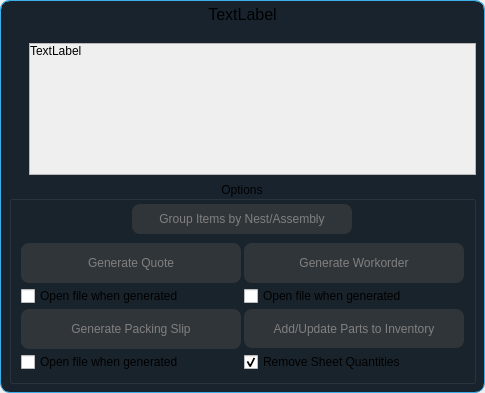
The window that ui/generate_quote_dialog.ui (TheCodingJsoftware/Invigo) describes before a commit, drawn with Qt 5.
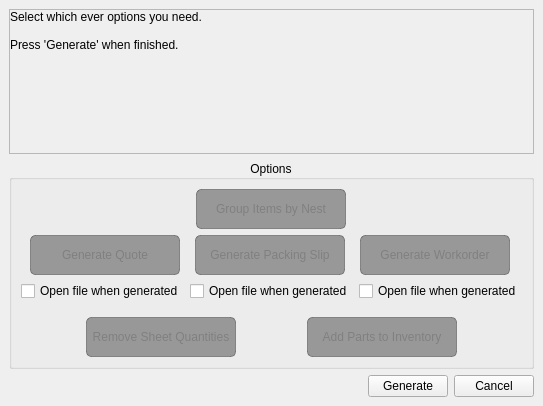
The same window after the commit.

```diff
--- a/ui/generate_quote_dialog.ui
+++ b/ui/generate_quote_dialog.ui
@@ -6,8 +6,8 @@
    <rect>
     <x>0</x>
     <y>0</y>
-    <width>484</width>
-    <height>393</height>
+    <width>506</width>
+    <height>406</height>
    </rect>
   </property>
   <property name="windowTitle">
@@ -38,16 +38,9 @@
       <bool>false</bool>
      </property>
      <property name="styleSheet">
-      <string notr="true">QWidget#widget{
-	border-top-left-radius:10px;
-	border-bottom-left-radius:10px;
-	border-top-right-radius:10px;
-	border-bottom-right-radius:10px;
-	border: 1px solid  #3daee9;
-	background-color: #19232D;
-}</string>
+      <string notr="true"/>
      </property>
-     <layout class="QVBoxLayout" name="verticalLayout_3" stretch="0,0">
+     <layout class="QVBoxLayout" name="verticalLayout_3" stretch="0">
       <property name="leftMargin">
        <number>0</number>
       </property>
@@ -60,40 +53,6 @@
       <property name="bottomMargin">
        <number>0</number>
       </property>
-      <item>
-       <widget class="QLabel" name="lblTitle">
-        <property name="maximumSize">
-         <size>
-          <width>16777215</width>
-          <height>16777215</height>
-         </size>
-        </property>
-        <property name="font">
-         <font>
-          <pointsize>12</pointsize>
-         </font>
-        </property>
-        <property name="styleSheet">
-         <string notr="true">border-top-left-radius:10px;
-border-top-right-radius:10px;
-border: 1px solid  #3daee9;
-border-bottom: none;
-</string>
-        </property>
-        <property name="frameShape">
-         <enum>QFrame::Box</enum>
-        </property>
-        <property name="frameShadow">
-         <enum>QFrame::Sunken</enum>
-        </property>
-        <property name="text">
-         <string>TextLabel</string>
-        </property>
-        <property name="alignment">
-         <set>Qt::AlignHCenter|Qt::AlignTop</set>
-        </property>
-       </widget>
-      </item>
       <item>
        <layout class="QVBoxLayout" name="verticalLayout">
         <property name="leftMargin">
@@ -109,34 +68,7 @@
          <number>9</number>
         </property>
         <item>
-         <layout class="QHBoxLayout" name="horizontalLayout_4" stretch="0,0">
-          <item>
-           <layout class="QVBoxLayout" name="verticalLayout_2">
-            <property name="spacing">
-             <number>0</number>
-            </property>
-            <item>
-             <layout class="QVBoxLayout" name="iconHolder">
-              <property name="spacing">
-               <number>0</number>
-              </property>
-             </layout>
-            </item>
-            <item>
-             <spacer name="verticalSpacer">
-              <property name="orientation">
-               <enum>Qt::Vertical</enum>
-              </property>
-              <property name="sizeHint" stdset="0">
-               <size>
-                <width>20</width>
-                <height>40</height>
-               </size>
-              </property>
-             </spacer>
-            </item>
-           </layout>
-          </item>
+         <layout class="QHBoxLayout" name="horizontalLayout_4" stretch="0">
           <item>
            <widget class="QScrollArea" name="scrollArea">
             <property name="widgetResizable">
@@ -147,8 +79,8 @@
               <rect>
                <x>0</x>
                <y>0</y>
-               <width>434</width>
-               <height>115</height>
+               <width>484</width>
+               <height>131</height>
               </rect>
              </property>
              <layout class="QVBoxLayout" name="verticalLayout_4">
@@ -176,7 +108,9 @@
                  </sizepolicy>
                 </property>
                 <property name="text">
-                 <string>TextLabel</string>
+                 <string>Select which ever options you need.
+
+Press 'Generate' when finished.</string>
                 </property>
                 <property name="alignment">
                  <set>Qt::AlignLeading|Qt::AlignLeft|Qt::AlignTop</set>
@@ -208,33 +142,44 @@
           </property>
           <layout class="QVBoxLayout" name="verticalLayout_6">
            <property name="spacing">
-            <number>3</number>
+            <number>6</number>
            </property>
            <property name="leftMargin">
-            <number>3</number>
+            <number>9</number>
            </property>
            <property name="topMargin">
-            <number>3</number>
+            <number>9</number>
            </property>
            <property name="rightMargin">
-            <number>3</number>
+            <number>9</number>
            </property>
            <property name="bottomMargin">
-            <number>3</number>
+            <number>9</number>
            </property>
+           <item>
+            <layout class="QVBoxLayout" name="verticalLayout_5">
            <item>
             <layout class="QHBoxLayout" name="horizontalLayout_3">
              <item>
               <widget class="QPushButton" name="pushButton_group">
+                 <property name="enabled">
+                  <bool>false</bool>
+                 </property>
+                 <property name="sizePolicy">
+                  <sizepolicy hsizetype="Fixed" vsizetype="Fixed">
+                   <horstretch>0</horstretch>
+                   <verstretch>0</verstretch>
+                  </sizepolicy>
+                 </property>
                <property name="minimumSize">
                 <size>
-                 <width>220</width>
-                 <height>30</height>
+                   <width>150</width>
+                   <height>40</height>
                 </size>
                </property>
                <property name="maximumSize">
                 <size>
-                 <width>220</width>
+                   <width>16777215</width>
                  <height>16777215</height>
                 </size>
                </property>
@@ -243,14 +188,12 @@
                </property>
                <property name="styleSheet">
                 <string notr="true">QPushButton#pushButton_group{
-	color: #ffffff;
     background-color: #3daee9;
-    border: 0.01em solid #3daee9;
-    border-radius: 8px;
+    border: 1px solid #3daee9;
+    border-radius: 5px;
 }
 QPushButton#pushButton_group:checked{
     background-color: #3daee9;
-    border: 0.01em solid #3daee9;
 }
 QPushButton#pushButton_group:hover{
     background-color: #48b6ed;
@@ -263,8 +206,7 @@
 
 QPushButton#pushButton_group:!checked {
     background-color: rgba(71, 71, 71, 130);
-    border: 0.01em solid rgba(76, 76, 76, 130);
-    border-radius: 8px;
+    border-color: rgba(71, 71, 71, 130);
     color: grey;
 }
 
@@ -279,7 +221,7 @@
 }</string>
                </property>
                <property name="text">
-                <string>Group Items by Nest/Assembly</string>
+                  <string>Group Items by Nest</string>
                </property>
                <property name="checkable">
                 <bool>true</bool>
@@ -289,99 +231,10 @@
             </layout>
            </item>
            <item>
-            <layout class="QGridLayout" name="gridLayout">
-             <property name="leftMargin">
-              <number>6</number>
-             </property>
-             <property name="topMargin">
-              <number>6</number>
-             </property>
-             <property name="rightMargin">
-              <number>6</number>
-             </property>
-             <property name="bottomMargin">
-              <number>6</number>
-             </property>
-             <item row="1" column="1">
-              <widget class="QCheckBox" name="checkBox_workorder">
-               <property name="text">
-                <string>Open file when generated</string>
-               </property>
-              </widget>
-             </item>
-             <item row="1" column="0">
-              <widget class="QCheckBox" name="checkBox_quote">
-               <property name="text">
-                <string>Open file when generated</string>
-               </property>
-              </widget>
-             </item>
-             <item row="3" column="1">
-              <widget class="QPushButton" name="pushButton_update_inventory">
-               <property name="sizePolicy">
-                <sizepolicy hsizetype="Fixed" vsizetype="Fixed">
-                 <horstretch>0</horstretch>
-                 <verstretch>0</verstretch>
-                </sizepolicy>
-               </property>
-               <property name="minimumSize">
-                <size>
-                 <width>220</width>
-                 <height>39</height>
-                </size>
-               </property>
-               <property name="toolTip">
-                <string>Will add/update Edit Laser Cut Inventory.</string>
-               </property>
-               <property name="autoFillBackground">
-                <bool>false</bool>
-               </property>
-               <property name="styleSheet">
-                <string notr="true">QPushButton#pushButton_update_inventory{
-	color: #ffffff;
-    background-color: #3daee9;
-    border: 0.01em solid #3daee9;
-    border-radius: 8px;
-}
-QPushButton#pushButton_update_inventory:checked{
-    background-color: #3daee9;
-    border: 0.01em solid #3daee9;
-}
-QPushButton#pushButton_update_inventory:hover{
-    background-color: #48b6ed;
-    border-color: #48b6ed;
-}
-QPushButton#pushButton_update_inventory:pressed{
-    background-color: #2b92c5;
-    border-color: #2b92c5;
-}
-
-QPushButton#pushButton_update_inventory:!checked {
-    background-color: rgba(71, 71, 71, 130);
-    border: 0.01em solid rgba(76, 76, 76, 130);
-    border-radius: 8px;
-    color: grey;
-}
-
-QPushButton:hover#pushButton_update_inventory:!checked {
-    background-color: rgba(76, 76, 76, 130);
-    border: 0.01em solid rgba(71, 76, 88, 130);
-}
-
-QPushButton:pressed#pushButton_update_inventory:!checked {
-    background-color: rgba(39, 39, 39, 130);
-    border: 0.01em solid rgba(47, 50, 57, 130);
-}</string>
-               </property>
-               <property name="text">
-                <string>Add/Update Parts to Inventory</string>
-               </property>
-               <property name="checkable">
-                <bool>true</bool>
-               </property>
-              </widget>
-             </item>
-             <item row="0" column="0">
+              <layout class="QVBoxLayout" name="verticalLayout_7">
+               <item>
+                <layout class="QHBoxLayout" name="horizontalLayout_8">
+                 <item>
               <widget class="QPushButton" name="pushButton_quote">
                <property name="sizePolicy">
                 <sizepolicy hsizetype="Fixed" vsizetype="Fixed">
@@ -391,7 +244,7 @@
                </property>
                <property name="minimumSize">
                 <size>
-                 <width>220</width>
+                     <width>150</width>
                  <height>40</height>
                 </size>
                </property>
@@ -400,14 +253,13 @@
                </property>
                <property name="styleSheet">
                 <string notr="true">QPushButton#pushButton_quote{
-	color: #ffffff;
     background-color: #3daee9;
-    border: 0.01em solid #3daee9;
-    border-radius: 8px;
+    border: 1px solid #3daee9;
+    border-radius: 5px;
 }
 QPushButton#pushButton_quote:checked{
     background-color: #3daee9;
-    border: 0.01em solid #3daee9;
+    color: #171717;
 }
 QPushButton#pushButton_quote:hover{
     background-color: #48b6ed;
@@ -420,8 +272,7 @@
 
 QPushButton#pushButton_quote:!checked {
     background-color: rgba(71, 71, 71, 130);
-    border: 0.01em solid rgba(76, 76, 76, 130);
-    border-radius: 8px;
+    border-color: rgba(71, 71, 71, 130);
     color: grey;
 }
 
@@ -446,7 +297,63 @@
                </property>
               </widget>
              </item>
-             <item row="0" column="1">
+                 <item>
+                  <widget class="QPushButton" name="pushButton_packingslip">
+                   <property name="sizePolicy">
+                    <sizepolicy hsizetype="Fixed" vsizetype="Fixed">
+                     <horstretch>0</horstretch>
+                     <verstretch>0</verstretch>
+                    </sizepolicy>
+                   </property>
+                   <property name="minimumSize">
+                    <size>
+                     <width>150</width>
+                     <height>40</height>
+                    </size>
+                   </property>
+                   <property name="styleSheet">
+                    <string notr="true">QPushButton#pushButton_packingslip{
+    background-color: #3daee9;
+    border: 1px solid #3daee9;
+    border-radius: 5px;
+}
+QPushButton#pushButton_packingslip:checked{
+    background-color: #3daee9;
+    color: #171717;
+}
+QPushButton#pushButton_packingslip:hover{
+    background-color: #48b6ed;
+    border-color: #3daee9;
+}
+QPushButton#pushButton_packingslip:pressed{
+    background-color: #2b92c5;
+}
+
+QPushButton#pushButton_packingslip:!checked {
+    background-color: rgba(71, 71, 71, 130);
+    border-color: rgba(71, 71, 71, 130);
+    color: grey;
+}
+
+QPushButton:hover#pushButton_packingslip:!checked {
+    background-color: rgba(76, 76, 76, 130);
+    border-color: #3daee9;
+}
+
+QPushButton:pressed#pushButton_packingslip:!checked {
+    background-color: #3daee9;
+    color: #171717;
+}</string>
+                   </property>
+                   <property name="text">
+                    <string>Generate Packing Slip</string>
+                   </property>
+                   <property name="checkable">
+                    <bool>true</bool>
+                   </property>
+                  </widget>
+                 </item>
+                 <item>
               <widget class="QPushButton" name="pushButton_workorder">
                <property name="sizePolicy">
                 <sizepolicy hsizetype="Fixed" vsizetype="Fixed">
@@ -456,7 +363,7 @@
                </property>
                <property name="minimumSize">
                 <size>
-                 <width>220</width>
+                     <width>150</width>
                  <height>40</height>
                 </size>
                </property>
@@ -465,14 +372,13 @@
                </property>
                <property name="styleSheet">
                 <string notr="true">QPushButton#pushButton_workorder{
-	color: #ffffff;
     background-color: #3daee9;
-    border: 0.01em solid #3daee9;
-    border-radius: 8px;
+    border: 1px solid #3daee9;
+    border-radius: 5px;
 }
 QPushButton#pushButton_workorder:checked{
     background-color: #3daee9;
-    border: 0.01em solid #3daee9;
+    color: #171717;
 }
 QPushButton#pushButton_workorder:hover{
     background-color: #48b6ed;
@@ -485,8 +391,7 @@
 
 QPushButton#pushButton_workorder:!checked {
     background-color: rgba(71, 71, 71, 130);
-    border: 0.01em solid rgba(76, 76, 76, 130);
-    border-radius: 8px;
+    border-color: rgba(71, 71, 71, 130);
     color: grey;
 }
 
@@ -508,93 +413,223 @@
                </property>
               </widget>
              </item>
-             <item row="3" column="0">
-              <widget class="QPushButton" name="pushButton_packingslip">
-               <property name="minimumSize">
-                <size>
-                 <width>220</width>
-                 <height>40</height>
-                </size>
-               </property>
-               <property name="styleSheet">
-                <string notr="true">QPushButton#pushButton_packingslip{
-	color: #ffffff;
-    background-color: #3daee9;
-    border: 0.01em solid #3daee9;
-    border-radius: 8px;
-}
-QPushButton#pushButton_packingslip:checked{
-    background-color: #3daee9;
-    border: 0.01em solid #3daee9;
-}
-QPushButton#pushButton_packingslip:hover{
-    background-color: #48b6ed;
-    border-color: #48b6ed;
-}
-QPushButton#pushButton_packingslip:pressed{
-    background-color: #2b92c5;
-    border-color: #2b92c5;
-}
-
-QPushButton#pushButton_packingslip:!checked {
-    background-color: rgba(71, 71, 71, 130);
-    border: 0.01em solid rgba(76, 76, 76, 130);
-    border-radius: 8px;
-    color: grey;
-}
-
-QPushButton:hover#pushButton_packingslip:!checked {
-    background-color: rgba(76, 76, 76, 130);
-    border: 0.01em solid rgba(71, 76, 88, 130);
-}
-
-QPushButton:pressed#pushButton_packingslip:!checked {
-    background-color: rgba(39, 39, 39, 130);
-    border: 0.01em solid rgba(47, 50, 57, 130);
-}</string>
-               </property>
+                </layout>
+               </item>
+               <item>
+                <layout class="QHBoxLayout" name="horizontalLayout_7">
+                 <item>
+                  <widget class="QCheckBox" name="checkBox_quote">
                <property name="text">
-                <string>Generate Packing Slip</string>
-               </property>
-               <property name="checkable">
-                <bool>true</bool>
+                    <string>Open file when generated</string>
                </property>
               </widget>
              </item>
-             <item row="4" column="0">
+                 <item>
               <widget class="QCheckBox" name="checkBox_packing_slip">
                <property name="text">
                 <string>Open file when generated</string>
                </property>
               </widget>
              </item>
-             <item row="4" column="1">
-              <widget class="QCheckBox" name="checkBox_remove_sheet_quantities">
+                 <item>
+                  <widget class="QCheckBox" name="checkBox_workorder">
                <property name="text">
-                <string>Remove Sheet Quantities</string>
-               </property>
-               <property name="checked">
-                <bool>true</bool>
-               </property>
+                    <string>Open file when generated</string>
+                   </property>
               </widget>
              </item>
             </layout>
            </item>
           </layout>
-         </widget>
+             </item>
+             <item>
+              <spacer name="verticalSpacer">
+               <property name="orientation">
+                <enum>Qt::Vertical</enum>
+               </property>
+               <property name="sizeType">
+                <enum>QSizePolicy::Fixed</enum>
+               </property>
+               <property name="sizeHint" stdset="0">
+                <size>
+                 <width>20</width>
+                 <height>10</height>
+                </size>
+               </property>
+              </spacer>
         </item>
         <item>
          <layout class="QHBoxLayout" name="horizontalLayout_2">
-          <property name="spacing">
-           <number>6</number>
-          </property>
-          <property name="bottomMargin">
-           <number>0</number>
-          </property>
-         </layout>
-        </item>
+               <item>
+                <widget class="QPushButton" name="pushButton_remove_sheet_quantity">
+                 <property name="sizePolicy">
+                  <sizepolicy hsizetype="Fixed" vsizetype="Fixed">
+                   <horstretch>0</horstretch>
+                   <verstretch>0</verstretch>
+                  </sizepolicy>
+                 </property>
+                 <property name="minimumSize">
+                  <size>
+                   <width>150</width>
+                   <height>40</height>
+                  </size>
+                 </property>
+                 <property name="styleSheet">
+                  <string notr="true">QPushButton#pushButton_remove_sheet_quantity{
+    background-color: #3daee9;
+    border: 1px solid #3daee9;
+    border-radius: 5px;
+}
+QPushButton#pushButton_remove_sheet_quantity:checked{
+    background-color: #3daee9;
+    color: #171717;
+}
+QPushButton#pushButton_remove_sheet_quantity:hover{
+    background-color: #48b6ed;
+    border-color: #3daee9;
+}
+QPushButton#pushButton_remove_sheet_quantity:pressed{
+    background-color: #2b92c5;
+}
+
+QPushButton#pushButton_remove_sheet_quantity:!checked {
+    background-color: rgba(71, 71, 71, 130);
+    border-color: rgba(71, 71, 71, 130);
+    color: grey;
+}
+
+QPushButton:hover#pushButton_remove_sheet_quantity:!checked {
+    background-color: rgba(76, 76, 76, 130);
+    border-color: #3daee9;
+}
+
+QPushButton:pressed#pushButton_remove_sheet_quantity:!checked {
+    background-color: #3daee9;
+    color: #171717;
+}</string>
+                 </property>
+                 <property name="text">
+                  <string>Remove Sheet Quantities</string>
+                 </property>
+                 <property name="checkable">
+                  <bool>true</bool>
+                 </property>
+                 <property name="checked">
+                  <bool>false</bool>
+                 </property>
+                </widget>
+               </item>
+               <item>
+                <widget class="QPushButton" name="pushButton_update_inventory">
+                 <property name="sizePolicy">
+                  <sizepolicy hsizetype="Fixed" vsizetype="Fixed">
+                   <horstretch>0</horstretch>
+                   <verstretch>0</verstretch>
+                  </sizepolicy>
+                 </property>
+                 <property name="minimumSize">
+                  <size>
+                   <width>150</width>
+                   <height>40</height>
+                  </size>
+                 </property>
+                 <property name="toolTip">
+                  <string>Will add/update Edit Laser Cut Inventory.</string>
+                 </property>
+                 <property name="autoFillBackground">
+                  <bool>false</bool>
+                 </property>
+                 <property name="styleSheet">
+                  <string notr="true">QPushButton#pushButton_update_inventory{
+    background-color: #3daee9;
+    border: 1px solid #3daee9;
+    border-radius: 5px;
+}
+QPushButton#pushButton_update_inventory:checked{
+    background-color: #3daee9;
+    color: #171717;
+}
+QPushButton#pushButton_update_inventory:hover{
+    background-color: #48b6ed;
+    border-color: #3daee9;
+}
+QPushButton#pushButton_update_inventory:pressed{
+    background-color: #2b92c5;
+}
+
+QPushButton#pushButton_update_inventory:!checked {
+    background-color: rgba(71, 71, 71, 130);
+    border-color: rgba(71, 71, 71, 130);
+    color: grey;
+}
+
+QPushButton:hover#pushButton_update_inventory:!checked {
+    background-color: rgba(76, 76, 76, 130);
+    border-color: #3daee9;
+}
+
+QPushButton:pressed#pushButton_update_inventory:!checked {
+    background-color: #3daee9;
+    color: #171717;
+}</string>
+                 </property>
+                 <property name="text">
+                  <string>Add Parts to Inventory</string>
+                 </property>
+                 <property name="checkable">
+                  <bool>true</bool>
+                 </property>
+                </widget>
+               </item>
+              </layout>
+             </item>
+            </layout>
+           </item>
+          </layout>
+         </widget>
+        </item>
         <item>
-         <layout class="QHBoxLayout" name="buttonsLayout"/>
+         <layout class="QHBoxLayout" name="buttonsLayout">
+          <item>
+           <spacer name="horizontalSpacer">
+            <property name="orientation">
+             <enum>Qt::Horizontal</enum>
+            </property>
+            <property name="sizeHint" stdset="0">
+             <size>
+              <width>40</width>
+              <height>20</height>
+             </size>
+            </property>
+           </spacer>
+          </item>
+          <item>
+           <widget class="QPushButton" name="pushButton_generate">
+            <property name="maximumSize">
+             <size>
+              <width>16777215</width>
+              <height>16777215</height>
+             </size>
+            </property>
+            <property name="text">
+             <string>Generate</string>
+            </property>
+           </widget>
+          </item>
+          <item>
+           <widget class="QPushButton" name="pushButton_cancel">
+            <property name="maximumSize">
+             <size>
+              <width>16777215</width>
+              <height>16777215</height>
+             </size>
+            </property>
+            <property name="text">
+             <string>Cancel</string>
+            </property>
+           </widget>
+          </item>
+         </layout>
         </item>
        </layout>
       </item>
```
Left out of the diff: 29 changed lines with no effect on the pictures. Lines whose indentation alone changed are shown as unchanged.
